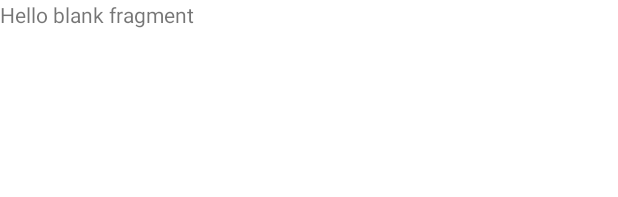
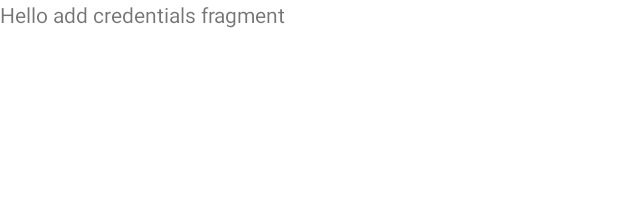
Before and after one commit to nicolamaritan/cypher, an Android app: the layout fragment_addcredentials.xml on its own in the app's theme, with its tools: preview values and no code run, on a phone screen of 412 x 824 dp. Shown: the top 197 px of the screen. Run offline under Robolectric (Android 15) with nearby library versions, the phone set to English and light mode, and no system bars.

Commit message:
Added CredentialsFragment.kt e AddCredentialsFragment.kt

```diff
--- /dev/null
+++ b/app/src/main/java/com/project/passwordmanager/fragments/AddCredentialsFragment.kt
@@ -0,0 +1,16 @@
+package com.project.passwordmanager.fragments
+
+import android.os.Bundle
+import android.view.LayoutInflater
+import android.view.View
+import android.view.ViewGroup
+import androidx.fragment.app.Fragment
+import com.project.passwordmanager.R
+
+class AddCredentialsFragment : Fragment() {
+
+    override fun onCreateView(inflater: LayoutInflater, container: ViewGroup?, savedInstanceState: Bundle?) : View?
+    {
+        return inflater.inflate(R.layout.fragment_addcredentials, container, false)
+    }
+}
--- a/app/src/main/java/com/project/passwordmanager/fragments/CredentialsFragment.kt
+++ b/app/src/main/java/com/project/passwordmanager/fragments/CredentialsFragment.kt
@@ -9,12 +9,6 @@ import com.project.passwordmanager.R
 
 class CredentialsFragment : Fragment()
 {
-
-    override fun onCreate(savedInstanceState: Bundle?)
-    {
-        super.onCreate(savedInstanceState)
-    }
-
     override fun onCreateView(
         inflater: LayoutInflater, container: ViewGroup?,
         savedInstanceState: Bundle?
--- a/app/src/main/res/layout/fragment_credentials.xml
+++ b/app/src/main/res/layout/fragment_addcredentials.xml
@@ -1,14 +1,15 @@
 <?xml version="1.0" encoding="utf-8"?>
-<FrameLayout xmlns:android="http://schemas.android.com/apk/res/android"
+<FrameLayout
+    xmlns:android="http://schemas.android.com/apk/res/android"
     xmlns:tools="http://schemas.android.com/tools"
     android:layout_width="match_parent"
     android:layout_height="match_parent"
-    tools:context=".fragments.CredentialsFragment">
+    tools:context=".fragments.AddCredentialsFragment">
 
     <!-- TODO: Update blank fragment layout -->
     <TextView
         android:layout_width="match_parent"
         android:layout_height="match_parent"
-        android:text="@string/hello_blank_fragment" />
+        android:text="@string/addcredentials_fragment" />
 
 </FrameLayout>
--- a/app/src/main/res/values/strings.xml
+++ b/app/src/main/res/values/strings.xml
@@ -29,5 +29,6 @@
         <item>passworddipornhub</item>
     </string-array>
     <!-- TODO: Remove or change this placeholder text -->
-    <string name="hello_blank_fragment">Hello blank fragment</string>
+    <string name="credentials_fragment">Hello credentials fragment</string>
+    <string name="addcredentials_fragment">Hello add credentials fragment</string>
 </resources>
```
